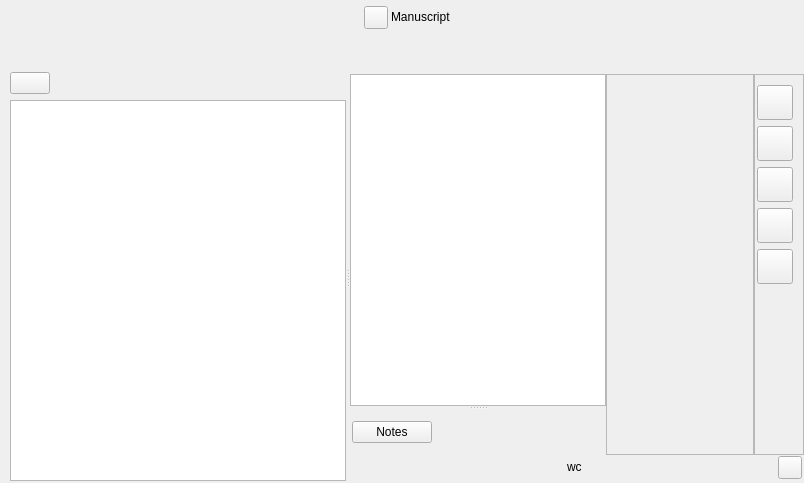
zkovari/plotlyst, file ui/manuscript_view.ui: the form before one commit.
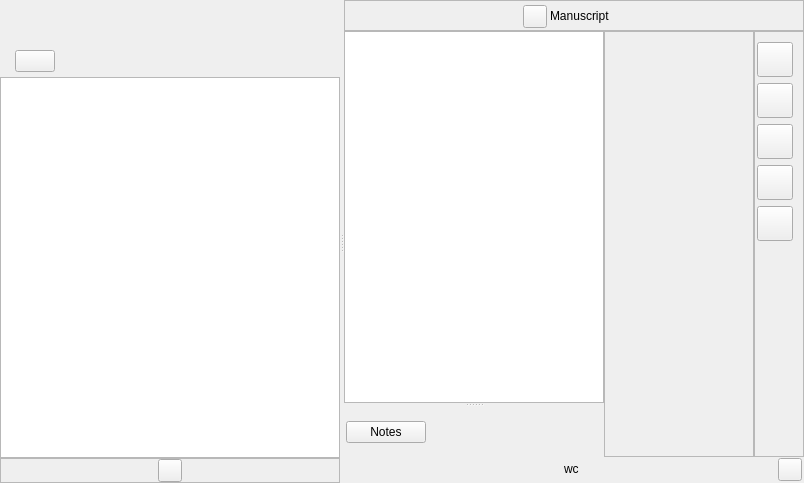
The form after the commit. Custom widgets are drawn as their Qt base class.

Commit message: Apply style to manuscript panel

```diff
--- a/ui/manuscript_view.ui
+++ b/ui/manuscript_view.ui
@@ -15,96 +15,20 @@
   </property>
   <layout class="QVBoxLayout" name="verticalLayout_9">
    <property name="spacing">
-    <number>3</number>
+    <number>0</number>
    </property>
    <property name="leftMargin">
-    <number>10</number>
+    <number>0</number>
    </property>
    <property name="topMargin">
-    <number>2</number>
+    <number>0</number>
    </property>
    <property name="rightMargin">
     <number>0</number>
    </property>
    <property name="bottomMargin">
-    <number>2</number>
+    <number>0</number>
    </property>
-   <item>
-    <widget class="QWidget" name="wdgTitle" native="true">
-     <property name="sizePolicy">
-      <sizepolicy hsizetype="Preferred" vsizetype="Maximum">
-       <horstretch>0</horstretch>
-       <verstretch>0</verstretch>
-      </sizepolicy>
-     </property>
-     <layout class="QHBoxLayout" name="horizontalLayout_3">
-      <property name="spacing">
-       <number>3</number>
-      </property>
-      <property name="leftMargin">
-       <number>2</number>
-      </property>
-      <property name="topMargin">
-       <number>4</number>
-      </property>
-      <property name="rightMargin">
-       <number>2</number>
-      </property>
-      <property name="bottomMargin">
-       <number>40</number>
-      </property>
-      <item>
-       <spacer name="horizontalSpacer_2">
-        <property name="orientation">
-         <enum>Qt::Horizontal</enum>
-        </property>
-        <property name="sizeHint" stdset="0">
-         <size>
-          <width>40</width>
-          <height>20</height>
-         </size>
-        </property>
-       </spacer>
-      </item>
-      <item>
-       <widget class="QToolButton" name="btnManuscript">
-        <property name="text">
-         <string/>
-        </property>
-        <property name="transparent" stdset="0">
-         <bool>true</bool>
-        </property>
-       </widget>
-      </item>
-      <item>
-       <widget class="QLabel" name="lblTitle">
-        <property name="sizePolicy">
-         <sizepolicy hsizetype="Preferred" vsizetype="Maximum">
-          <horstretch>0</horstretch>
-          <verstretch>0</verstretch>
-         </sizepolicy>
-        </property>
-        <property name="text">
-         <string>Manuscript</string>
-        </property>
-       </widget>
-      </item>
-      <item>
-       <spacer name="horizontalSpacer_3">
-        <property name="orientation">
-         <enum>Qt::Horizontal</enum>
-        </property>
-        <property name="sizeHint" stdset="0">
-         <size>
-          <width>40</width>
-          <height>20</height>
-         </size>
-        </property>
-       </spacer>
-      </item>
-     </layout>
-    </widget>
-   </item>
    <item>
     <widget class="QSplitter" name="splitter">
      <property name="orientation">
@@ -114,9 +38,33 @@
       <bool>false</bool>
      </property>
      <widget class="QWidget" name="wdgLeftSide" native="true">
+      <property name="bg" stdset="0">
+       <bool>true</bool>
+      </property>
       <layout class="QVBoxLayout" name="verticalLayout_2">
+       <property name="spacing">
+        <number>0</number>
+       </property>
+       <property name="leftMargin">
+        <number>0</number>
+       </property>
+       <property name="topMargin">
+        <number>50</number>
+       </property>
+       <property name="rightMargin">
+        <number>0</number>
+       </property>
+       <property name="bottomMargin">
+        <number>0</number>
+       </property>
        <item>
         <layout class="QHBoxLayout" name="horizontalLayout_4">
+         <property name="leftMargin">
+          <number>15</number>
+         </property>
+         <property name="bottomMargin">
+          <number>5</number>
+         </property>
          <item>
           <widget class="QPushButton" name="btnAdd">
            <property name="sizePolicy">
@@ -166,6 +114,49 @@
        <item>
         <widget class="ScenesTreeView" name="treeChapters"/>
        </item>
+       <item>
+        <widget class="QFrame" name="frame">
+         <property name="frameShape">
+          <enum>QFrame::StyledPanel</enum>
+         </property>
+         <property name="frameShadow">
+          <enum>QFrame::Raised</enum>
+         </property>
+         <layout class="QHBoxLayout" name="horizontalLayout">
+          <property name="spacing">
+           <number>0</number>
+          </property>
+          <property name="leftMargin">
+           <number>0</number>
+          </property>
+          <property name="topMargin">
+           <number>0</number>
+          </property>
+          <property name="rightMargin">
+           <number>0</number>
+          </property>
+          <property name="bottomMargin">
+           <number>0</number>
+          </property>
+          <item>
+           <widget class="QToolButton" name="toolButton">
+            <property name="text">
+             <string/>
+            </property>
+            <property name="iconSize">
+             <size>
+              <width>16</width>
+              <height>16</height>
+             </size>
+            </property>
+            <property name="transparent" stdset="0">
+             <bool>true</bool>
+            </property>
+           </widget>
+          </item>
+         </layout>
+        </widget>
+       </item>
       </layout>
      </widget>
      <widget class="QStackedWidget" name="stackedWidget">
@@ -200,8 +191,17 @@
          <number>0</number>
         </property>
         <item>
-         <widget class="QWidget" name="wdgTop" native="true">
-          <layout class="QHBoxLayout" name="horizontalLayout">
+         <widget class="QFrame" name="wdgTop">
+          <property name="frameShape">
+           <enum>QFrame::StyledPanel</enum>
+          </property>
+          <property name="frameShadow">
+           <enum>QFrame::Sunken</enum>
+          </property>
+          <property name="relaxed-white-bg" stdset="0">
+           <bool>true</bool>
+          </property>
+          <layout class="QVBoxLayout" name="verticalLayout_16">
            <property name="leftMargin">
             <number>5</number>
            </property>
@@ -214,6 +214,82 @@
            <property name="bottomMargin">
             <number>2</number>
            </property>
+           <item>
+            <widget class="QWidget" name="wdgTitle" native="true">
+             <property name="sizePolicy">
+              <sizepolicy hsizetype="Preferred" vsizetype="Maximum">
+               <horstretch>0</horstretch>
+               <verstretch>0</verstretch>
+              </sizepolicy>
+             </property>
+             <layout class="QHBoxLayout" name="horizontalLayout_3">
+              <property name="spacing">
+               <number>3</number>
+              </property>
+              <property name="leftMargin">
+               <number>2</number>
+              </property>
+              <property name="topMargin">
+               <number>4</number>
+              </property>
+              <property name="rightMargin">
+               <number>2</number>
+              </property>
+              <property name="bottomMargin">
+               <number>0</number>
+              </property>
+              <item>
+               <spacer name="horizontalSpacer_2">
+                <property name="orientation">
+                 <enum>Qt::Horizontal</enum>
+                </property>
+                <property name="sizeHint" stdset="0">
+                 <size>
+                  <width>40</width>
+                  <height>20</height>
+                 </size>
+                </property>
+               </spacer>
+              </item>
+              <item>
+               <widget class="QToolButton" name="btnManuscript">
+                <property name="text">
+                 <string/>
+                </property>
+                <property name="transparent" stdset="0">
+                 <bool>true</bool>
+                </property>
+               </widget>
+              </item>
+              <item>
+               <widget class="QLabel" name="lblTitle">
+                <property name="sizePolicy">
+                 <sizepolicy hsizetype="Preferred" vsizetype="Maximum">
+                  <horstretch>0</horstretch>
+                  <verstretch>0</verstretch>
+                 </sizepolicy>
+                </property>
+                <property name="text">
+                 <string>Manuscript</string>
+                </property>
+               </widget>
+              </item>
+              <item>
+               <spacer name="horizontalSpacer_3">
+                <property name="orientation">
+                 <enum>Qt::Horizontal</enum>
+                </property>
+                <property name="sizeHint" stdset="0">
+                 <size>
+                  <width>40</width>
+                  <height>20</height>
+                 </size>
+                </property>
+               </spacer>
+              </item>
+             </layout>
+            </widget>
+           </item>
           </layout>
          </widget>
         </item>
@@ -741,7 +817,7 @@
             <rect>
              <x>0</x>
              <y>0</y>
-             <width>98</width>
+             <width>80</width>
              <height>70</height>
             </rect>
            </property>
@@ -802,31 +878,31 @@
   </layout>
  </widget>
  <customwidgets>
+  <customwidget>
+   <class>WordsDisplay</class>
+   <extends>QLabel</extends>
+   <header>src.main.python.plotlyst.view.widget.display</header>
+  </customwidget>
   <customwidget>
    <class>ChartView</class>
    <extends>QGraphicsView</extends>
    <header>src.main.python.plotlyst.view.widget.display</header>
   </customwidget>
+  <customwidget>
+   <class>SceneStageButton</class>
+   <extends>QToolButton</extends>
+   <header>src.main.python.plotlyst.view.widget.scenes</header>
+  </customwidget>
   <customwidget>
    <class>ScenesTreeView</class>
    <extends>QTreeView</extends>
    <header>src.main.python.plotlyst.view.widget.scene</header>
   </customwidget>
-  <customwidget>
-   <class>WordsDisplay</class>
-   <extends>QLabel</extends>
-   <header>src.main.python.plotlyst.view.widget.display</header>
-  </customwidget>
   <customwidget>
    <class>IconText</class>
    <extends>QPushButton</extends>
    <header>src.main.python.plotlyst.view.widget.display</header>
   </customwidget>
-  <customwidget>
-   <class>SceneStageButton</class>
-   <extends>QToolButton</extends>
-   <header>src.main.python.plotlyst.view.widget.scenes</header>
-  </customwidget>
   <customwidget>
    <class>ManuscriptTextEditor</class>
    <extends>QTextEdit</extends>
```
The commit also changes 5 other files.
